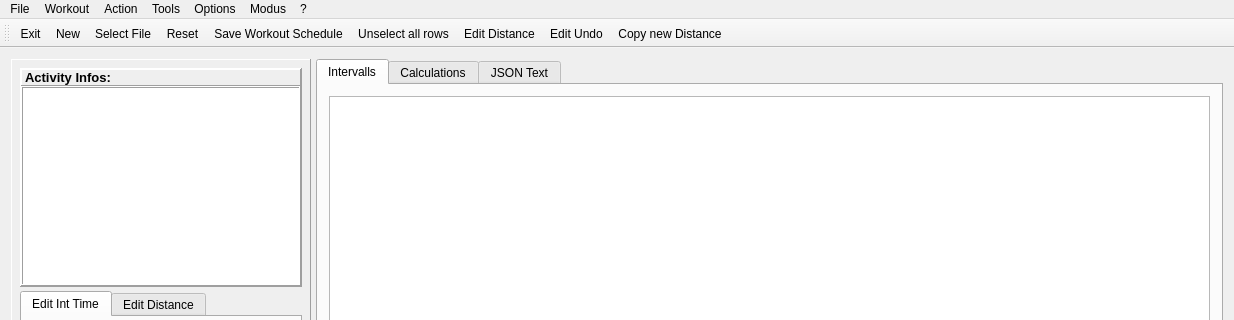
Before: the Qt Designer form mainwindow.ui in Tria-Andy/WorkoutEditor, drawn with Qt 5; both pictures show x 0 to 1234 and y 0 to 320 of the 1234 by 766 pixel window.
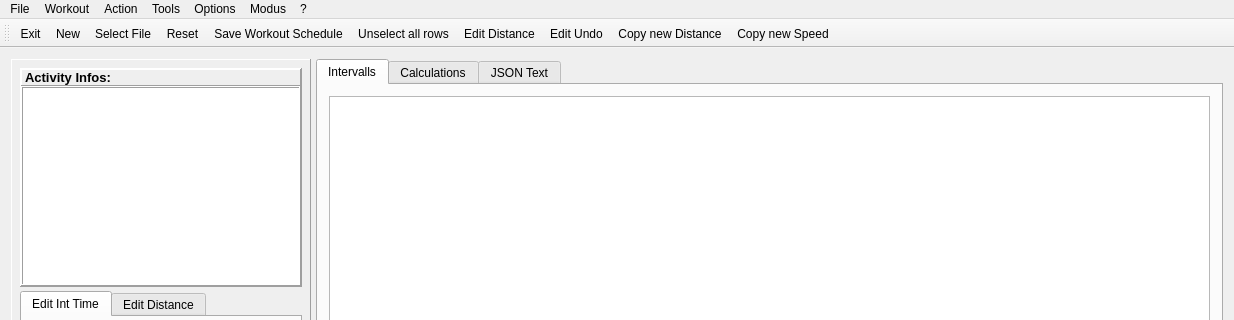
After: the same form once the commit is applied. Icons and pictures are not drawn.

Commit message: Adjust Speed after changing Laptime #9

Diff of the .ui file:
```diff
--- a/mainwindow.ui
+++ b/mainwindow.ui
@@ -1053,6 +1053,7 @@
    <addaction name="actionEdit_Distance"/>
    <addaction name="actionEdit_Undo"/>
    <addaction name="actionCopy_new_Distance"/>
+   <addaction name="actionCopy_new_Speed"/>
   </widget>
   <widget class="QStatusBar" name="statusBar"/>
   <action name="actionSelect_File">
@@ -1227,6 +1228,15 @@
     <string>Edit Year Schedule</string>
    </property>
   </action>
+  <action name="actionCopy_new_Speed">
+   <property name="icon">
+    <iconset resource="resources.qrc">
+     <normaloff>:/images/icons/Clipboard.png</normaloff>:/images/icons/Clipboard.png</iconset>
+   </property>
+   <property name="text">
+    <string>Copy new Speed</string>
+   </property>
+  </action>
  </widget>
  <layoutdefault spacing="6" margin="11"/>
  <resources>
```
Left out of the diff: 1 changed line with no effect on the pictures. The commit also changes 2 other files.
